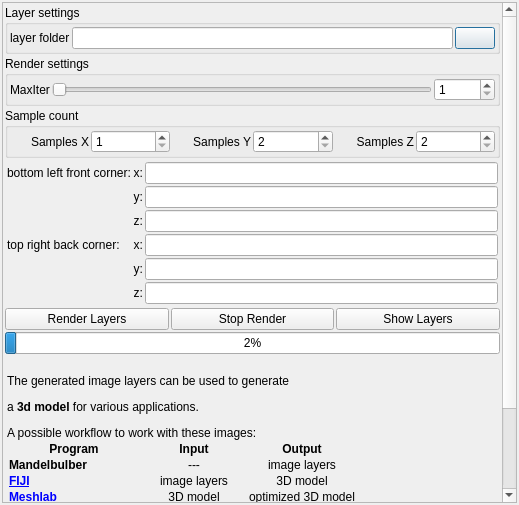
Before: the Qt Designer form mandelbulber2/qt/voxel_export_dialog.ui in buddhi1980/mandelbulber2, drawn with Qt 5.
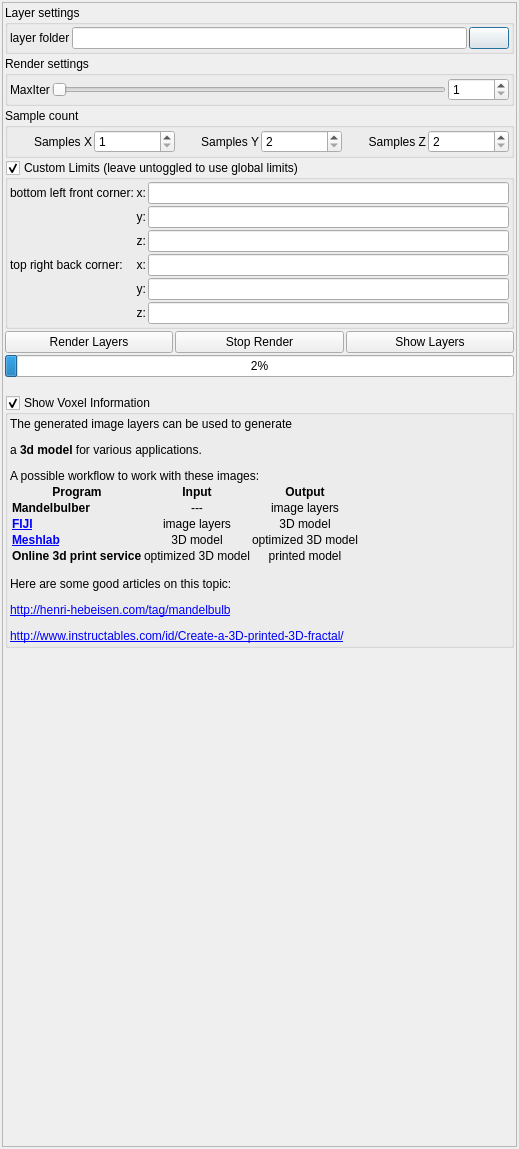
After: the same form once the commit is applied. Icons and pictures are not drawn. Custom widgets are drawn as their Qt base class.

Commit message: Fixed bug in voxel_export_dialog.ui. My GroupBox was derived from QWidget instead of QGroupBox. Was:    <class>MyGroupBox</class>    <extends>QWidget</extends>    <header>mygroupbox.h</header>

```diff
--- a/mandelbulber2/qt/voxel_export_dialog.ui
+++ b/mandelbulber2/qt/voxel_export_dialog.ui
@@ -7,7 +7,7 @@
     <x>0</x>
     <y>0</y>
     <width>519</width>
-    <height>505</height>
+    <height>1149</height>
    </rect>
   </property>
   <property name="windowTitle">
@@ -42,9 +42,9 @@
       <property name="geometry">
        <rect>
         <x>0</x>
-        <y>-137</y>
-        <width>497</width>
-        <height>687</height>
+        <y>0</y>
+        <width>513</width>
+        <height>1143</height>
        </rect>
       </property>
       <layout class="QVBoxLayout" name="verticalLayout_2">
@@ -274,8 +274,8 @@
         </widget>
        </item>
        <item>
-        <widget class="MyGroupBox" name="groupCheck_voxel_custom_limit_enabled" native="true">
-         <property name="title" stdset="0">
+        <widget class="MyGroupBox" name="groupCheck_voxel_custom_limit_enabled">
+         <property name="title">
           <string>Custom Limits (leave untoggled to use global limits)</string>
          </property>
          <property name="checkable" stdset="0">
@@ -544,8 +544,8 @@
         </widget>
        </item>
        <item>
-        <widget class="MyGroupBox" name="groupCheck_voxel_show_information" native="true">
-         <property name="title" stdset="0">
+        <widget class="MyGroupBox" name="groupCheck_voxel_show_information">
+         <property name="title">
           <string>Show Voxel Information</string>
          </property>
          <property name="checkable" stdset="0">
@@ -598,9 +598,10 @@
  </widget>
  <customwidgets>
   <customwidget>
-   <class>MyLineEdit</class>
-   <extends>QLineEdit</extends>
-   <header>mylineedit.h</header>
+   <class>MyGroupBox</class>
+   <extends>QGroupBox</extends>
+   <header>mygroupbox.h</header>
+   <container>1</container>
   </customwidget>
   <customwidget>
    <class>MySpinBox</class>
@@ -608,9 +609,9 @@
    <header>myspinbox.h</header>
   </customwidget>
   <customwidget>
-   <class>MyGroupBox</class>
-   <extends>QWidget</extends>
-   <header>mygroupbox.h</header>
+   <class>MyLineEdit</class>
+   <extends>QLineEdit</extends>
+   <header>mylineedit.h</header>
   </customwidget>
  </customwidgets>
  <tabstops>
```
Left out of the diff: 4 changed lines with no effect on the pictures.
